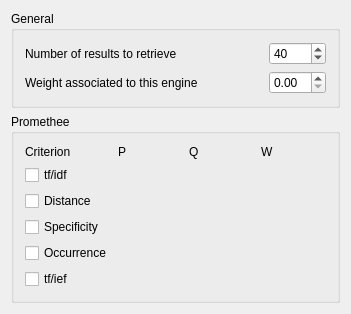
Qt form xmlengine/frontend/kde/genginexml.ui (pfrancq/galilei) before a commit.
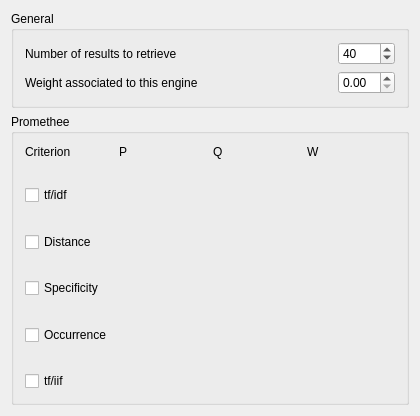
The same form after that commit. Custom widgets are drawn as their Qt base class.

```diff
--- a/xmlengine/frontend/kde/genginexml.ui
+++ b/xmlengine/frontend/kde/genginexml.ui
@@ -6,8 +6,8 @@
    <rect>
     <x>0</x>
     <y>0</y>
-    <width>351</width>
-    <height>312</height>
+    <width>420</width>
+    <height>416</height>
    </rect>
   </property>
   <property name="mouseTracking">
@@ -219,7 +219,7 @@
         <item>
          <widget class="QCheckBox" name="TfIefActive">
           <property name="text">
-           <string>tf/ief</string>
+           <string>tf/iif</string>
           </property>
          </widget>
         </item>
```
Left out of the diff: 8 changed lines with no effect on the pictures.
